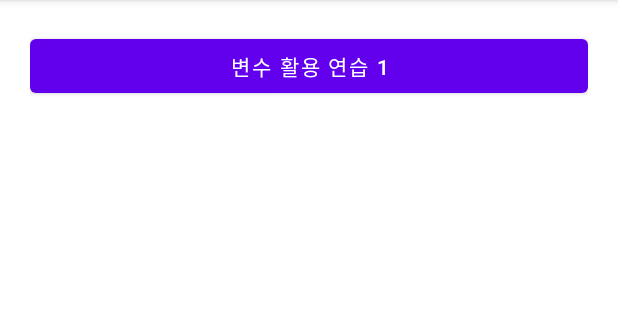
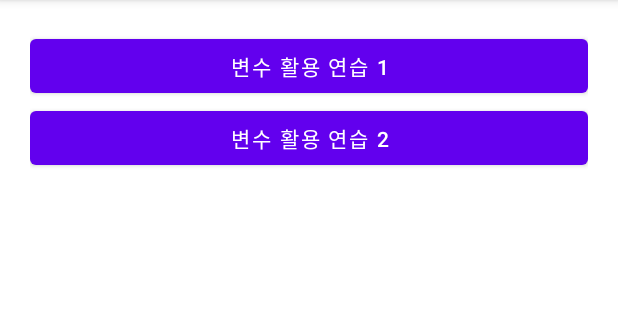
Before and after one commit to clearsky77/KotlinGrammar_20211102, an Android app: the screen it shows after launch (MainActivity), on a phone screen of 412 x 824 dp, the part 84-404 px from its top. Run offline under Robolectric (Android 15) with nearby library versions, the phone set to English and light mode, and no system bars.

```diff
--- a/app/src/main/res/layout/activity_main.xml
+++ b/app/src/main/res/layout/activity_main.xml
@@ -13,6 +13,11 @@
         android:layout_width="match_parent"
         android:layout_height="wrap_content"
         android:text="변수 활용 연습 1"/>
+    <Button
+        android:id="@+id/btnVariable02"
+        android:layout_width="match_parent"
+        android:layout_height="wrap_content"
+        android:text="변수 활용 연습 2"/>
 
 
 </LinearLayout>
```
Also changed, not shown: app/src/main/java/com/clearsky77/kotlingrammar_20211102/MainActivity.kt (+13 -1 lines).
